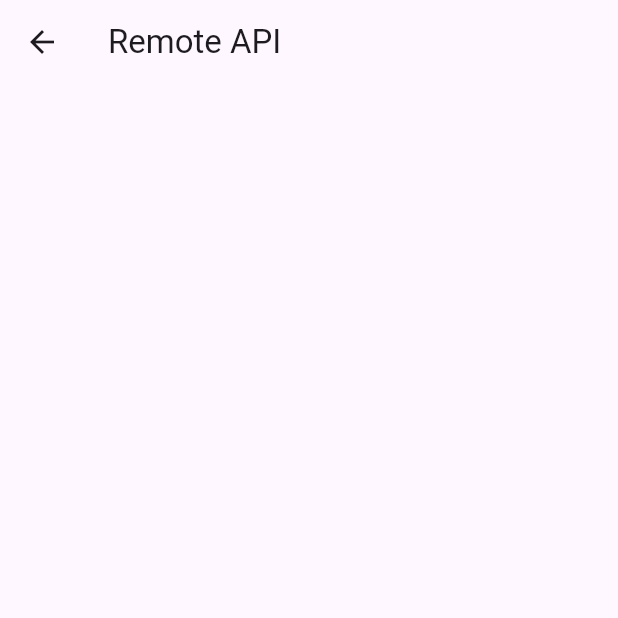
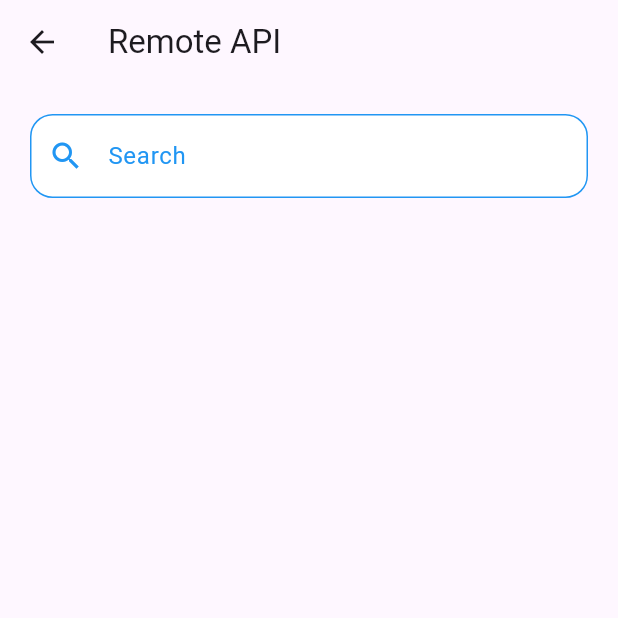
Before and after one commit to algonacci/flutter-API-resource, a Flutter app: the screen it shows after launch, after a tap on "API", on a phone screen of 412 x 824 dp, the top half of it. Run offline on Flutter 3.47's test engine with Material 2 defaults, Android fonts, the phone set to English and light mode, and no system bars; our stand-ins replace dio; network calls fail.

Commit message:
Update fetching_page.dart

```diff
--- a/lib/fetching_page.dart
+++ b/lib/fetching_page.dart
@@ -3,19 +3,26 @@ import 'package:flutter/material.dart';
 import 'package:flutter_api_resource/models/user_model.dart';
 
 class FetchingPage extends StatefulWidget {
-  const FetchingPage({super.key});
+  const FetchingPage({Key? key}) : super(key: key);
 
   @override
   State<FetchingPage> createState() => _FetchingPageState();
 }
 
 class _FetchingPageState extends State<FetchingPage> {
-  late final Future<List<User>> _userList;
+  late Future<List<User>> _userList;
+  final searchController = TextEditingController();
+  String filter = "";
 
   @override
   void initState() {
     super.initState();
     _userList = _getUser();
+    searchController.addListener(() {
+      setState(() {
+        filter = searchController.text;
+      });
+    });
   }
 
   Future<List<User>> _getUser() async {
@@ -23,14 +30,12 @@ class _FetchingPageState extends State<FetchingPage> {
       var response = await Dio().get('http://127.0.0.1:8000/api/users');
       List<User> userList = [];
       if (response.statusCode == 200) {
-        debugPrint(response.data.toString());
         userList = (response.data['data'] as List)
             .map((e) => User.fromJson(e))
             .toList();
       }
       return userList;
     } on DioException catch (e) {
-      Future.error(e.message.toString());
       debugPrint(e.toString());
       return [];
     }
@@ -44,7 +49,34 @@ class _FetchingPageState extends State<FetchingPage> {
           'Remote API',
         ),
       ),
-      body: FutureBuilder<List<User>>(
+      body: Column(
+        children: [
+          Padding(
+            padding: const EdgeInsets.all(20),
+            child: TextField(
+              controller: searchController,
+              decoration: InputDecoration(
+                labelText: 'Search',
+                labelStyle: const TextStyle(color: Colors.blue),
+                filled: true,
+                fillColor: Colors.white,
+                enabledBorder: OutlineInputBorder(
+                  borderRadius: BorderRadius.circular(15),
+                  borderSide: const BorderSide(color: Colors.blue),
+                ),
+                focusedBorder: OutlineInputBorder(
+                  borderRadius: BorderRadius.circular(15),
+                  borderSide: const BorderSide(color: Colors.blue),
+                ),
+                prefixIcon: const Icon(
+                  Icons.search,
+                  color: Colors.blue,
+                ),
+              ),
+            ),
+          ),
+          Expanded(
+            child: FutureBuilder<List<User>>(
               future: _userList,
               builder: (context, snapshot) {
                 if (snapshot.hasData) {
@@ -53,7 +85,10 @@ class _FetchingPageState extends State<FetchingPage> {
                     itemCount: userList.length,
                     itemBuilder: (context, index) {
                       var user = userList[index];
-                return ListTile(
+                      return user.name
+                              .toLowerCase()
+                              .contains(filter.toLowerCase())
+                          ? ListTile(
                               title: Text(user.name),
                               subtitle: Text(user.email),
                               leading: CircleAvatar(
@@ -61,7 +96,8 @@ class _FetchingPageState extends State<FetchingPage> {
                                   user.id.toString(),
                                 ),
                               ),
-                );
+                            )
+                          : Container();
                     },
                   );
                 } else if (snapshot.hasError) {
@@ -73,6 +109,9 @@ class _FetchingPageState extends State<FetchingPage> {
                 }
               },
             ),
+          ),
+        ],
+      ),
     );
   }
 }
```
Lines whose indentation alone changed are shown as unchanged.
